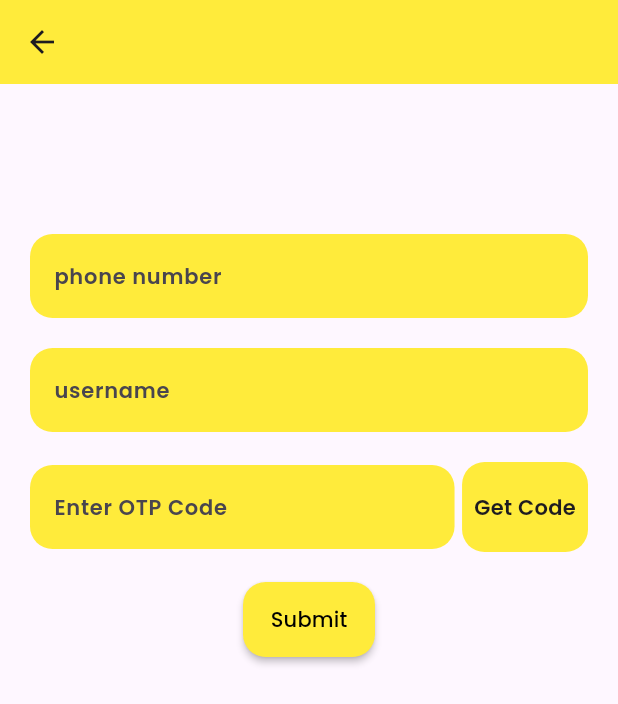
After one commit to rizkirchm97/SAVFI, a Flutter app: the RegisterPage screen opened directly, on a phone screen of 412 x 824 dp. The commit adds this screen. Shown: the top 704 px of the screen. Run offline on Flutter 3.47's test engine with Material 2 defaults, Android fonts, the light colour scheme and no system bars; our stand-ins replace equatable, flutter_bloc, get_it, google_fonts.

Commit message:
Finished Create UI Register Page

```diff
--- a/lib/app_module.dart
+++ b/lib/app_module.dart
@@ -2,11 +2,16 @@
 import 'package:get_it/get_it.dart';
 import 'package:savfi/features/auth/presentation/bloc/login_bloc/login_cubit.dart';
 import 'package:savfi/features/auth/presentation/bloc/otp_bloc/otp_cubit.dart';
+import 'package:savfi/features/auth/presentation/bloc/register_bloc/register_cubit.dart';
 
 final sl = GetIt.instance;
 
 Future<void> init() async {
+
+
   // Bloc/Cubit
   sl.registerFactory(() => LoginCubit());
   sl.registerFactory(() => OtpCubit());
+  sl.registerFactory(() => RegisterCubit());
+
 }
--- /dev/null
+++ b/lib/features/auth/presentation/bloc/register_bloc/register_cubit.dart
@@ -0,0 +1,8 @@
+
+import 'package:flutter_bloc/flutter_bloc.dart';
+import 'package:savfi/features/auth/presentation/bloc/register_bloc/register_state.dart';
+
+class RegisterCubit extends Cubit<RegisterState> {
+  RegisterCubit(): super(InitialRegisterState());
+
+}
--- /dev/null
+++ b/lib/features/auth/presentation/bloc/register_bloc/register_state.dart
@@ -0,0 +1,11 @@
+
+import 'package:equatable/equatable.dart';
+import 'package:flutter/material.dart';
+
+@immutable
+abstract class RegisterState extends Equatable {
+  @override
+  List<Object?> get props => [];
+}
+
+class InitialRegisterState extends RegisterState {}
--- /dev/null
+++ b/lib/features/auth/presentation/pages/register/register_page.dart
@@ -0,0 +1,33 @@
+import 'package:flutter/material.dart';
+import 'package:flutter_bloc/flutter_bloc.dart';
+import 'package:savfi/features/auth/presentation/bloc/register_bloc/register_state.dart';
+import 'package:savfi/features/auth/presentation/widgets/register_form.dart';
+
+import '../../bloc/register_bloc/register_cubit.dart';
+
+class RegisterPage extends StatelessWidget {
+  const RegisterPage({super.key});
+
+  @override
+  Widget build(BuildContext context) {
+    return SafeArea(
+      child: Scaffold(
+        appBar: AppBar(
+          backgroundColor: Colors.yellow,
+        ),
+        body: _buildBody(),
+      ),
+    );
+  }
+
+  _buildBody() {
+    return BlocBuilder<RegisterCubit, RegisterState>(
+      builder: (context, state) {
+        return const Padding(
+          padding: EdgeInsets.only(top: 100, left: 20, right: 20),
+          child: RegisterForm(),
+        );
+      },
+    );
+  }
+}
--- a/lib/features/auth/presentation/widgets/login_form.dart
+++ b/lib/features/auth/presentation/widgets/login_form.dart
@@ -21,6 +21,10 @@ class _LoginFormState extends State<LoginForm> {
           decoration: InputDecoration(
             counterText: '',
             hintText: 'Input phone number',
+            hintStyle: GoogleFonts.poppins(
+                fontSize: 14,
+                fontWeight: FontWeight.w600
+            ),
             filled: true,
             fillColor: Colors.yellow,
             border: OutlineInputBorder(
@@ -33,6 +37,7 @@ class _LoginFormState extends State<LoginForm> {
           height: 20,
         ),
         MaterialButton(
+          height: 50,
           color: Colors.yellow,
           shape: RoundedRectangleBorder(
             borderRadius: BorderRadius.circular(15),
@@ -43,6 +48,7 @@ class _LoginFormState extends State<LoginForm> {
             style: GoogleFonts.poppins(
               fontSize: 14,
               color: Colors.black,
+                fontWeight: FontWeight.w500
             ),
           ),
         ),
--- a/lib/features/auth/presentation/widgets/otp_form.dart
+++ b/lib/features/auth/presentation/widgets/otp_form.dart
@@ -83,6 +83,7 @@ class _OtpFormState extends State<OtpForm> {
           height: 25,
         ),
         MaterialButton(
+          height: 50,
           color: Colors.yellow,
           shape: RoundedRectangleBorder(
             borderRadius: BorderRadius.circular(15),
@@ -93,6 +94,7 @@ class _OtpFormState extends State<OtpForm> {
             style: GoogleFonts.poppins(
               fontSize: 14,
               color: Colors.black,
+              fontWeight: FontWeight.w500
             ),
           ),
         ),
@@ -101,7 +103,7 @@ class _OtpFormState extends State<OtpForm> {
           mainAxisSize: MainAxisSize.min,
           children: [
             Text(
-              'Haven\'t received any code yet?',
+              'Haven\'t received any code?',
               style: GoogleFonts.poppins(color: Colors.black, fontSize: 14),
             ),
             const SizedBox(
@@ -116,6 +118,7 @@ class _OtpFormState extends State<OtpForm> {
                   fontWeight: FontWeight.bold,
                 ),
               ),
+
             ),
           ],
         ),
--- /dev/null
+++ b/lib/features/auth/presentation/widgets/register_form.dart
@@ -0,0 +1,127 @@
+import 'package:flutter/material.dart';
+import 'package:google_fonts/google_fonts.dart';
+
+class RegisterForm extends StatefulWidget {
+  const RegisterForm({super.key});
+
+  @override
+  State<RegisterForm> createState() => _RegisterFormState();
+}
+
+class _RegisterFormState extends State<RegisterForm> {
+  @override
+  Widget build(BuildContext context) {
+    return Column(
+      children: [
+        TextField(
+          keyboardType: TextInputType.number,
+          maxLength: 12,
+          onChanged: (_) {},
+          decoration: InputDecoration(
+            counterText: '',
+            hintText: 'phone number',
+            hintStyle: GoogleFonts.poppins(
+                fontSize: 14,
+                fontWeight: FontWeight.w600
+            ),
+            filled: true,
+            fillColor: Colors.yellow,
+            border: OutlineInputBorder(
+              borderRadius: BorderRadius.circular(15),
+              borderSide: BorderSide.none,
+            ),
+          ),
+        ),
+        const SizedBox(
+          height: 20,
+        ),
+        TextField(
+          keyboardType: TextInputType.name,
+          onChanged: (_) {},
+          decoration: InputDecoration(
+            counterText: '',
+            hintText: 'username',
+            hintStyle: GoogleFonts.poppins(
+              fontSize: 14,
+              fontWeight: FontWeight.w600
+            ),
+            filled: true,
+            fillColor: Colors.yellow,
+            border: OutlineInputBorder(
+              borderRadius: BorderRadius.circular(15),
+              borderSide: BorderSide.none,
+            ),
+          ),
+        ),
+        const SizedBox(
+          height: 20,
+        ),
+        Row(
+          children: [
+            Expanded(
+              child: TextField(
+                keyboardType: TextInputType.number,
+                onChanged: (_) {},
+                decoration: InputDecoration(
+                  counterText: '',
+                  hintText: 'Enter OTP Code',
+                  hintStyle: GoogleFonts.poppins(
+                      fontSize: 14,
+                      fontWeight: FontWeight.w600
+                  ),
+                  filled: true,
+                  fillColor: Colors.yellow,
+                  border: OutlineInputBorder(
+                    borderRadius: BorderRadius.circular(15),
+                    borderSide: BorderSide.none,
+                  ),
+                ),
+              ),
+            ),
+            const SizedBox(
+              width: 5,
+            ),
+            GestureDetector(
+              child: Container(
+                height: 60,
+                padding: const EdgeInsets.all(8),
+                decoration: BoxDecoration(
+                  borderRadius: BorderRadius.circular(15),
+                  color: Colors.yellow,
+                ),
+                child: Align(
+                  alignment: Alignment.center,
+                  child: Text(
+                    'Get Code',
+                    textAlign: TextAlign.center,
+                    style: GoogleFonts.poppins(
+                      fontSize: 14,
+                      fontWeight: FontWeight.w600
+                    ),
+                  ),
+                ),
+              ),
+            )
+          ],
+        ),
+        const SizedBox(height: 20,),
+        MaterialButton(
+          color: Colors.yellow,
+          height: 50,
+          shape: RoundedRectangleBorder(
+            borderRadius: BorderRadius.circular(15),
+          ),
+          onPressed: () {},
+          child: Text(
+            'Submit',
+            style: GoogleFonts.poppins(
+              fontSize: 14,
+              color: Colors.black,
+              fontWeight: FontWeight.w500
+            ),
+          ),
+        ),
+      ],
+    );
+  }
+}
--- a/lib/main.dart
+++ b/lib/main.dart
@@ -3,14 +3,17 @@ import 'package:flutter/services.dart';
 import 'package:flutter_bloc/flutter_bloc.dart';
 import 'package:savfi/features/auth/presentation/bloc/login_bloc/login_cubit.dart';
 import 'package:savfi/features/auth/presentation/bloc/otp_bloc/otp_cubit.dart';
+import 'package:savfi/features/auth/presentation/bloc/register_bloc/register_cubit.dart';
 import 'package:savfi/features/auth/presentation/pages/login/login_page.dart';
 import 'package:savfi/features/auth/presentation/pages/otp/otp_page.dart';
 import 'app_module.dart' as di;
 
 import 'app_module.dart';
+import 'features/auth/presentation/pages/register/register_page.dart';
 
 Future<void> main() async {
   await di.init();
+  WidgetsFlutterBinding.ensureInitialized();
   runApp(const MyApp());
 }
 
@@ -39,7 +42,7 @@ class MyApp extends StatelessWidget {
           colorScheme: ColorScheme.fromSeed(seedColor: Colors.deepPurple),
           useMaterial3: true,
         ),
-        home: const LoginPage(),
+        home: const OtpPage(),
       ),
     );
   }
@@ -47,5 +50,6 @@ class MyApp extends StatelessWidget {
   List<BlocProvider>_getProviders() => [
     BlocProvider<LoginCubit>(create: (_) => sl<LoginCubit>()),
     BlocProvider<OtpCubit>(create: (_) => sl<OtpCubit>()),
+    BlocProvider<RegisterCubit>(create: (_) => sl<RegisterCubit>()),
   ];
 }
```
